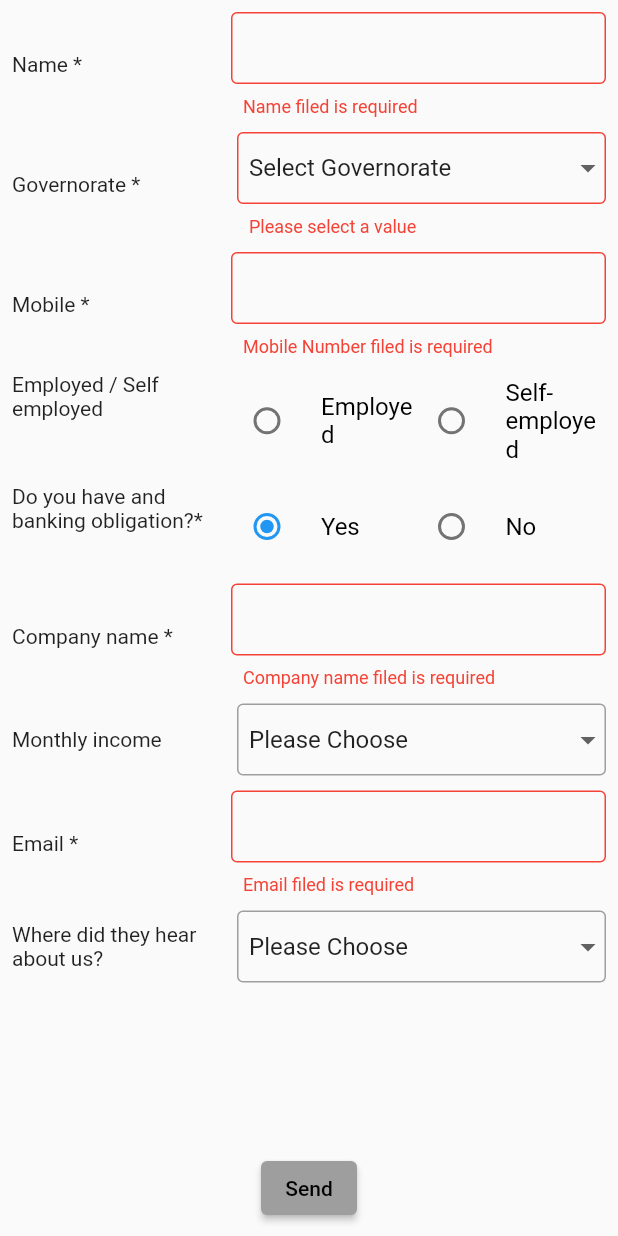
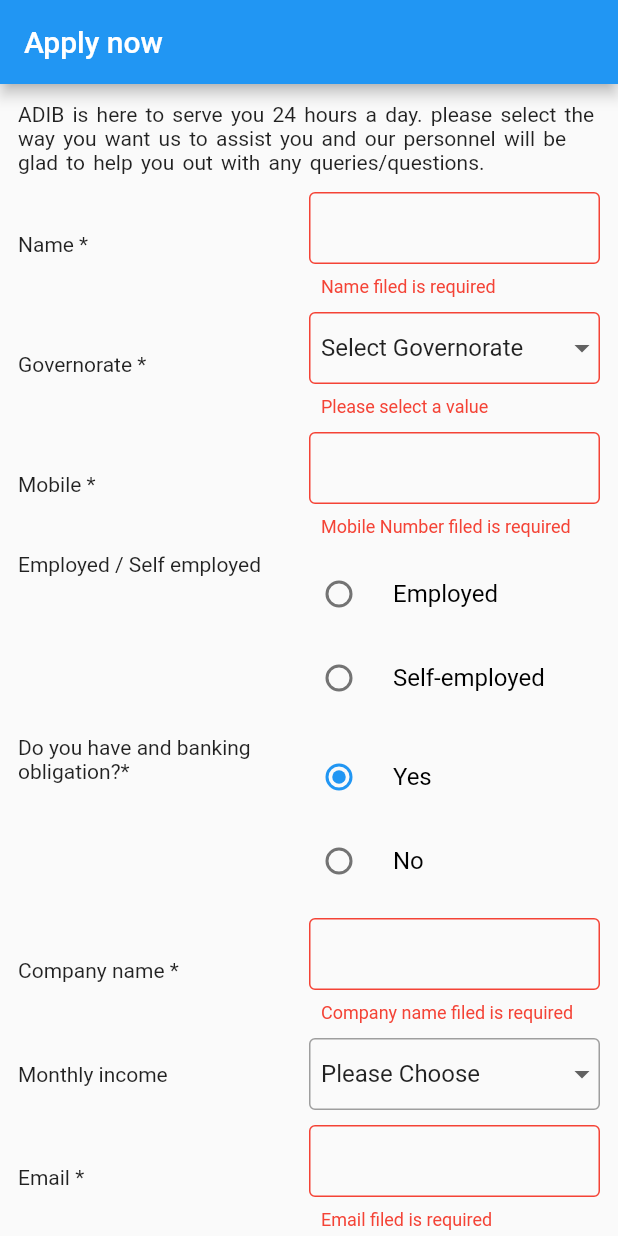
Before and after one commit to AmrMahm0ud/empoweromics, a Flutter app: the PersonalInformationScreen screen opened directly, after a tap on "Send", on a phone screen of 412 x 824 dp. Run offline on Flutter 3.47's test engine with Material 2 defaults, Android fonts, the phone set to English and light mode, and no system bars; our stand-ins replace equatable, firebase_auth, firebase_core, flutter_bloc, flutter_svg, get_it and 2 more; missing offline and left inert: flutter_facebook_auth; accounts and stored records are empty.

Commit message:
enhance personal information ui

```diff
--- a/lib/main.dart
+++ b/lib/main.dart
@@ -7,6 +7,7 @@
 import 'package:empowero/src/presentation/bloc/installment_calculator/installment_calculator_bloc.dart';
 import 'package:empowero/src/presentation/bloc/personal_information/personal_information_bloc.dart';
 import 'package:empowero/src/presentation/screen/authentication/authentication_screen.dart';
+import 'package:empowero/src/presentation/screen/personal_information/personal_information_screen.dart';
 import 'package:firebase_core/firebase_core.dart';
 import 'package:flutter/material.dart';
 import 'package:flutter_bloc/flutter_bloc.dart';
@@ -42,7 +43,7 @@
         debugShowCheckedModeBanner: false,
         title: 'Empoweromics',
         theme: getApplicationTheme(),
-        home: const AuthenticationScreen(),
+        home: const PersonalInformationScreen(),
       ),
     );
   }
--- a/lib/src/domain/entities/personal_information/personal_information_validation_text.dart
+++ b/lib/src/domain/entities/personal_information/personal_information_validation_text.dart
@@ -4,8 +4,8 @@
   PersonalInformationValidationText(
       {this.name,
       this.mobile,
-      this.email,
-      this.companyName,
-      this.governorate,
+      this.email ,
+      this.companyName ,
+      this.governorate ,
       this.bankingObligation});
 }
--- a/lib/src/presentation/bloc/personal_information/personal_information_bloc.dart
+++ b/lib/src/presentation/bloc/personal_information/personal_information_bloc.dart
@@ -1,4 +1,3 @@
-import 'package:empowero/src/domain/entities/personal_information/personal_information.dart';
 import 'package:empowero/src/domain/entities/personal_information/personal_information_validation_text.dart';
 import 'package:empowero/src/domain/usecase/personal_information/save_personal_information_into_local_database_use_case.dart';
 import 'package:empowero/src/domain/usecase/personal_information/validate_company_name_use_case.dart';
@@ -126,8 +125,9 @@
     add(CheckEmailValidationEvent(
         email: event.personalInformation.email ?? ""));
 
-    if (personalInformationValidForm(
-        personalInformation: event.personalInformation)) {
+    bool validationFrom = personalInformationValidForm();
+
+    if (validationFrom == true) {
       add(StorePersonalInformationInDataBaseEvent(
           personalInformation: event.personalInformation));
     }
@@ -143,8 +143,7 @@
     }
   }
 
-  bool personalInformationValidForm(
-      {required PersonalInformation personalInformation}) {
+  bool personalInformationValidForm() {
     if (personalInformationValidationText.name == null &&
         personalInformationValidationText.governorate == null &&
         personalInformationValidationText.mobile == null &&
--- a/lib/src/presentation/screen/personal_information/personal_information_screen.dart
+++ b/lib/src/presentation/screen/personal_information/personal_information_screen.dart
@@ -37,6 +37,9 @@
   Widget build(BuildContext context) {
     return SafeArea(
         child: Scaffold(
+      appBar: AppBar(
+        title: const Text("Apply now "),
+      ),
       body: BlocConsumer<PersonalInformationBloc, PersonalInformationState>(
           listener: (context, state) {
         if (state is PersonalInformationValidationState) {
@@ -54,15 +57,20 @@
           SliverFillRemaining(
             hasScrollBody: false,
             child: Padding(
-              padding: const EdgeInsets.all(8.0),
+              padding: const EdgeInsets.only(
+                  top: 12.0, left: 12.0, right: 12.0, bottom: 12.0),
               child: Column(
+                crossAxisAlignment: CrossAxisAlignment.start,
                 children: [
+                  const Text(
+                      "ADIB is here to serve you 24 hours a day. please select the way you want us to assist you and our personnel will be glad to help you out with any queries/questions.",
+                      style: TextStyle(wordSpacing: 2)),
+                  const SizedBox(height: 12),
                   Row(
                     mainAxisAlignment: MainAxisAlignment.spaceBetween,
                     children: [
-                      const Text("Name *"),
-                      SizedBox(
-                        width: 250,
+                      const Expanded(child: Text("Name *")),
+                      Expanded(
                         child: CustomTextFieldWidget(
                             errorMessage:
                                 _personalInformationValidationText?.name,
@@ -90,9 +98,8 @@
                   Row(
                     mainAxisAlignment: MainAxisAlignment.spaceBetween,
                     children: [
-                      const Text("Mobile *"),
-                      SizedBox(
-                        width: 250,
+                      const Expanded(child: Text("Mobile *")),
+                      Expanded(
                         child: CustomTextFieldWidget(
                             errorMessage:
                                 _personalInformationValidationText?.mobile,
@@ -129,9 +136,8 @@
                   Row(
                     mainAxisAlignment: MainAxisAlignment.spaceBetween,
                     children: [
-                      const Text("Company name *"),
-                      SizedBox(
-                        width: 250,
+                      const Expanded(child: Text("Company name *")),
+                      Expanded(
                         child: CustomTextFieldWidget(
                             errorMessage:
                                 _personalInformationValidationText?.companyName,
@@ -157,9 +163,8 @@
                   Row(
                     mainAxisAlignment: MainAxisAlignment.spaceBetween,
                     children: [
-                      const Text("Email *"),
-                      SizedBox(
-                        width: 250,
+                      const Expanded(child: Text("Email *")),
+                      Expanded(
                         child: CustomTextFieldWidget(
                             errorMessage:
                                 _personalInformationValidationText?.email,
@@ -180,8 +185,12 @@
                       onChange: (value) {
                         personalInformation.whereDidYouHearAboutUs = value;
                       }),
+                  const SizedBox(height: 10),
                   const Spacer(),
-                  ElevatedButton(
+                  Text("(*) These fields are mandatory to be filled"),
+                  const SizedBox(height: 10,),
+                  Center(
+                    child: ElevatedButton(
                       style:
                           ElevatedButton.styleFrom(backgroundColor: Colors.grey),
                       onPressed: () {
@@ -191,6 +200,7 @@
                       child: const Text(
                         "Send",
                         style: TextStyle(color: Colors.black),
+                      ),
                     ),
                   )
                 ],
--- a/lib/src/presentation/screen/personal_information/widgets/custom_drop_down_button.dart
+++ b/lib/src/presentation/screen/personal_information/widgets/custom_drop_down_button.dart
@@ -21,9 +21,10 @@
   Widget build(BuildContext context) {
     return Row(
       children: [
-        SizedBox(
-          width: 150,
-          child: Text(title),
+        Expanded(
+          child: SizedBox(
+            child: Text(title),
+          ),
         ),
         Expanded(
           child: DropdownButtonFormField(
--- a/lib/src/presentation/screen/personal_information/widgets/custom_radio_button.dart
+++ b/lib/src/presentation/screen/personal_information/widgets/custom_radio_button.dart
@@ -17,8 +17,7 @@
 
   @override
   Widget build(BuildContext context) {
-    return Expanded(
-      child: RadioListTile<RadioButtonValue>(
+    return RadioListTile<RadioButtonValue>(
       contentPadding: EdgeInsets.zero,
       activeColor: Colors.blue,
       title: Text(
@@ -32,7 +31,6 @@
       onChanged: (value) {
         onChange(value!);
       },
-      ),
     );
   }
 }
--- a/lib/src/presentation/screen/personal_information/widgets/radio_selection_widget.dart
+++ b/lib/src/presentation/screen/personal_information/widgets/radio_selection_widget.dart
@@ -21,18 +21,15 @@
     return Row(
       crossAxisAlignment: CrossAxisAlignment.start,
       children: [
-        SizedBox(
-          width: 150,
-          child: Text(title),
-        ),
-        _buildRadioSelectionWidget(context),
+        Expanded(child: Text(title)),
+        Expanded(child:
+        _buildRadioSelectionWidget(context)),
       ],
     );
   }
 
   Widget _buildRadioSelectionWidget(context) {
-    return Expanded(
-      child: Row(
+    return Column(
         children: values
             .map((element) => CustomRadioButton(
                   radioButtonValue: element,
@@ -42,7 +39,6 @@
                     onChanged(value);
                   },
                 ))
-              .toList()),
-    );
+            .toList());
   }
 }
```
Lines whose indentation alone changed are shown as unchanged.
